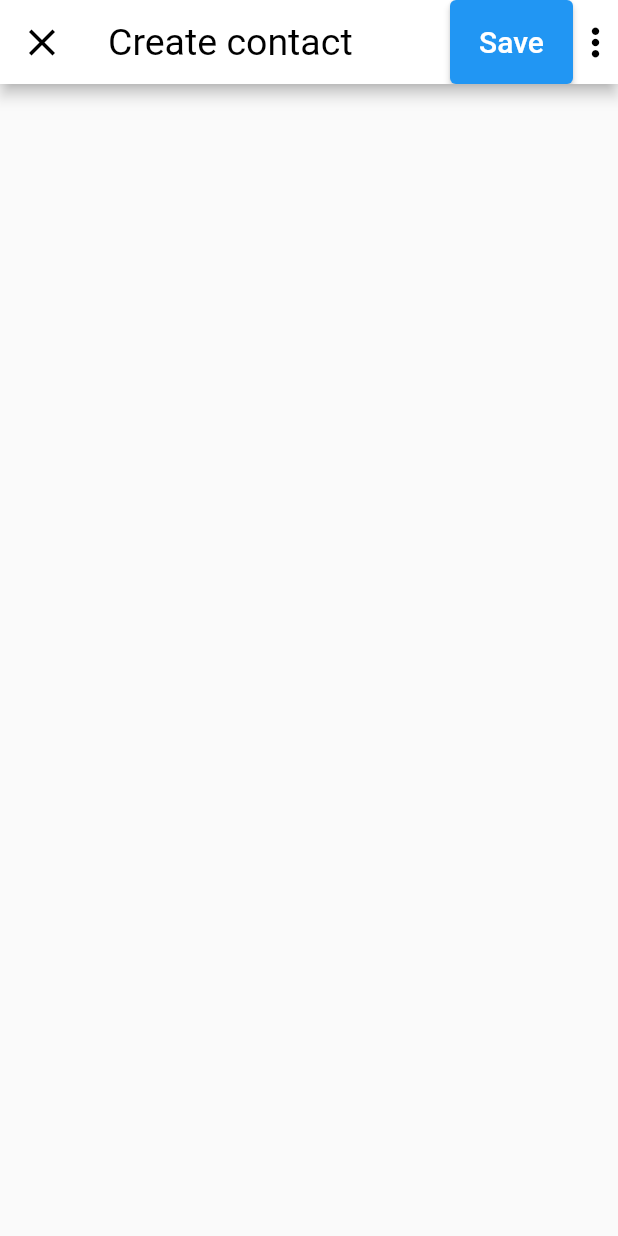
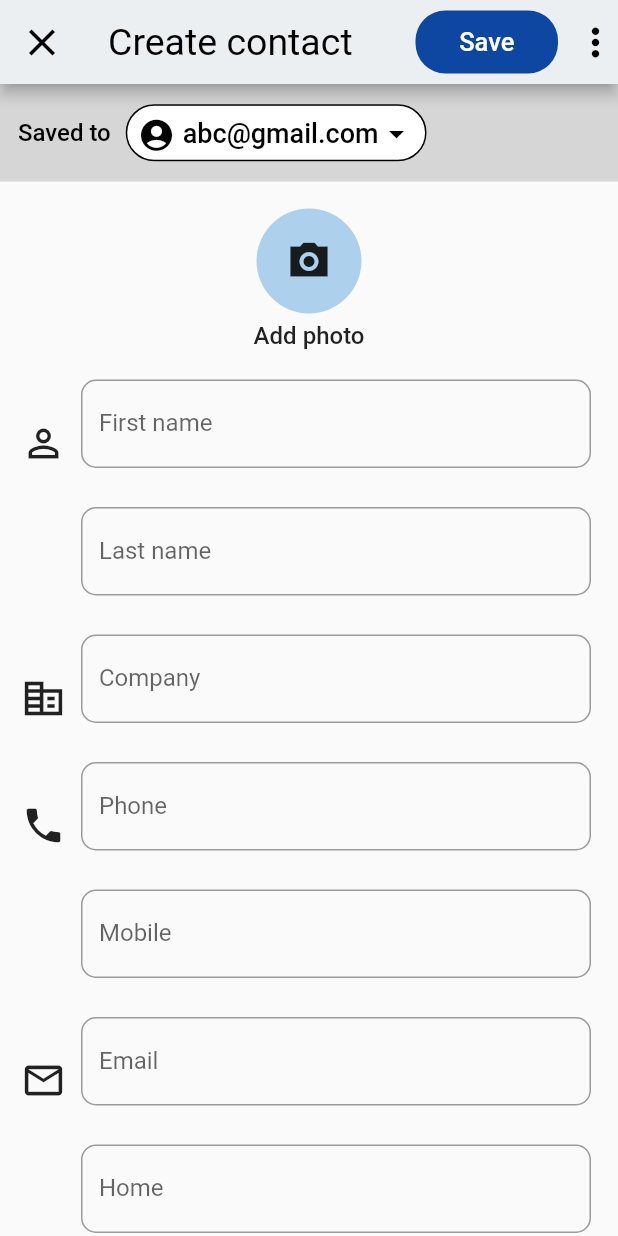
Before and after one commit to shivamgupta7837/gContactClone, a Flutter app: the screen it shows after launch, after a tap on the "add" icon, on a phone screen of 412 x 824 dp. Run offline on Flutter 3.47's test engine with Material 2 defaults, Android fonts, the phone set to English and light mode, and no system bars.

Commit message:
new update

```diff
--- a/lib/Widget/search_bar_widget.dart
+++ b/lib/Widget/search_bar_widget.dart
@@ -1,4 +1,5 @@
 import 'package:contacts/screens/search_contact.dart';
+import 'package:contacts/utils/select_unselect.dart';
 import 'package:flutter/material.dart';
 
 class SearchBarWidget extends StatefulWidget {
@@ -56,13 +57,13 @@ class _SearchBarWidgetState extends State<SearchBarWidget>
                 fontSize: 20,
                 fontWeight: FontWeight.w500)),
       ),
-      actions: const [
+      actions: [
         IconButton(
-            onPressed: null,
-            icon:
-                Icon(Icons.more_vert_rounded, color: Colors.black87, size: 30)),
-        IconButton(
-            onPressed: null,
+            onPressed: () {SelectUnselect();},
+            icon: const Icon(Icons.more_vert_rounded,
+                color: Colors.black87, size: 30)),
+        const IconButton(
+            onPressed:null,
             icon: Icon(Icons.account_circle, color: Colors.black87, size: 35))
       ],
     );
--- /dev/null
+++ b/lib/screens/add_contact.dart
@@ -0,0 +1,150 @@
+import 'package:contacts/utils/add_contact_detail.dart';
+import 'package:flutter/material.dart';
+
+class AddContact extends StatelessWidget {
+  const AddContact({Key? key}) : super(key: key);
+
+  @override
+  Widget build(BuildContext context) {
+    return Scaffold(
+      appBar: AppBar(
+        backgroundColor: Colors.blueGrey[50],
+        actions: [
+          Row(
+            children: [
+              Container(
+                width: 95,
+                height: 42,
+                child: TextButton(
+                    onPressed: () {},
+                    style: TextButton.styleFrom(
+                        backgroundColor: Colors.blue[900],
+                        shape: RoundedRectangleBorder(
+                          borderRadius: BorderRadius.circular(20),
+                        )),
+                    child: const Text(
+                      "Save",
+                      style: TextStyle(fontSize: 17, color: Colors.white),
+                    )),
+              )
+            ],
+          ),
+          const SizedBox(
+            width: 10,
+          ),
+          const Icon(
+            Icons.more_vert_rounded,
+            color: Colors.black,
+            size: 30,
+          ),
+        ],
+        leading: IconButton(
+          icon: const Icon(
+            Icons.close,
+            color: Colors.black,
+            size: 30,
+          ),
+          onPressed: () {
+            Navigator.pop(context);
+          },
+        ),
+        title: const Text(
+          "Create contact",
+          style: TextStyle(
+              color: Colors.black, fontSize: 25, fontWeight: FontWeight.w400),
+        ),
+      ),
+      body: SingleChildScrollView(
+        child: Column(
+          children: [
+            _buildSavedto(),
+            const SizedBox(
+              height: 18,
+            ),
+            CircleAvatar(
+              backgroundColor: Color.fromARGB(255, 173, 208, 236),
+              radius: 35,
+              child: Center(
+                  child: IconButton(
+                onPressed: () {},
+                icon: const Icon(
+                  Icons.camera_alt_sharp,
+                  color: Colors.black87,
+                  size: 30,
+                ),
+              )),
+            ),
+            const SizedBox(
+              height: 5,
+            ),
+            const Text(
+              "Add photo",
+              style: TextStyle(fontSize: 16, fontWeight: FontWeight.w500),
+            ),
+            SizedBox(
+              height: 20,
+            ),
+            AddContactDetail(icon: Icons.person_outline_outlined, detail: "First name",),
+            AddContactDetail(detail: "Last name",),
+            AddContactDetail(detail: "Company",icon: Icons.corporate_fare_outlined,),
+            AddContactDetail(detail: "Phone",icon: Icons.phone),
+            AddContactDetail(detail: "Mobile"),
+            AddContactDetail(detail: "Email",icon: Icons.email_outlined,),
+            AddContactDetail(detail: "Home"),
+            AddContactDetail(detail: "Significant date",icon: Icons.calendar_month),
+            AddContactDetail(detail: "Birthday"),
+
+
+          ],
+        ),
+      ),
+    );
+  }
+
+  Container _buildSavedto() {
+    return Container(
+      padding: const EdgeInsets.only(left: 12),
+      color: Colors.grey[350],
+      height: 65,
+      child: Row(
+        crossAxisAlignment: CrossAxisAlignment.center,
+        mainAxisAlignment: MainAxisAlignment.start,
+        children: [
+          const Text(
+            "Saved to",
+            style: TextStyle(
+                fontSize: 16, color: Colors.black, fontWeight: FontWeight.w500),
+          ),
+          const SizedBox(width: 10),
+          SizedBox(
+            height: 38,
+            child: TextButton(
+                onPressed: () {},
+                style: TextButton.styleFrom(
+                    side: const BorderSide(
+                        color: Colors.black, style: BorderStyle.solid),
+                    backgroundColor: Colors.white,
+                    shape: RoundedRectangleBorder(
+                      borderRadius: BorderRadius.circular(20),
+                    )),
+                child: Row(
+                  children: const [
+                    Icon(
+                      Icons.account_circle,
+                      color: Colors.black,
+                      size: 25,
+                    ),
+                    SizedBox(width: 5),
+                    Text(
+                      "abc@gmail.com",
+                      style: TextStyle(fontSize: 18, color: Colors.black),
+                    ),
+                    Icon(Icons.arrow_drop_down, color: Colors.black)
+                  ],
+                )),
+          )
+        ],
+      ),
+    );
+  }
+}
--- a/lib/screens/home_page.dart
+++ b/lib/screens/home_page.dart
@@ -1,6 +1,6 @@
 import 'package:contacts/Widget/phone_numbers.dart';
 import 'package:contacts/Widget/search_bar_widget.dart';
-import 'package:contacts/utils/add_contact.dart';
+import 'package:contacts/screens/add_contact.dart';
 import 'package:flutter/material.dart';
 
 class HomePage extends StatefulWidget {
--- a/lib/utils/add_contact.dart
+++ /dev/null
@@ -1,35 +0,0 @@
-import 'package:flutter/material.dart';
-
-class AddContact extends StatelessWidget {
-  const AddContact({Key? key}) : super(key: key);
-
-  @override
-  Widget build(BuildContext context) {
-    return Scaffold(
-      appBar: AppBar(
-        backgroundColor: Colors.white,
-        actions: [
-          ElevatedButton(onPressed: (){}, child: Container(
-            // margin: EdgeInsets.all(8),
-            width: 50,
-            child: Center(child: Text("Save",style: TextStyle(fontSize: 20),)),
-            decoration: BoxDecoration(
-              borderRadius: BorderRadius.circular(10)
-             ),
-            )),
-         const Icon(
-            Icons.more_vert_rounded,
-            color: Colors.black,
-            size: 30,
-          ),
-        ],
-        leading: const Icon(
-          Icons.close,
-          color: Colors.black,
-          size: 30,
-        ),
-        title: Text("Create contact",style: TextStyle(color: Colors.black,fontSize: 25,fontWeight: FontWeight.w400),),
-      ),
-    );
-  }
-}
--- /dev/null
+++ b/lib/utils/add_contact_detail.dart
@@ -0,0 +1,37 @@
+import 'package:flutter/material.dart';
+
+class AddContactDetail extends StatelessWidget {
+  IconData? icon;
+  String? detail;
+  AddContactDetail({this.icon,this.detail}) ;
+
+  @override
+  Widget build(BuildContext context) {
+    return  Column(
+              children: [
+                Row(
+                  mainAxisAlignment: MainAxisAlignment.start,
+                  children: [
+                    Padding(
+                      padding: const EdgeInsets.only(left:14.0),
+                      child: Icon( icon,size: 30),
+                    ),
+                    SizedBox(width: 10,),
+                    Container(
+                      height: 85,
+                      width: 340,
+                      child: TextField(
+                        decoration: InputDecoration(
+                            labelText: detail,
+                            border: OutlineInputBorder(
+                             borderSide: BorderSide(color: Colors.black,style: BorderStyle.solid),
+                              borderRadius: BorderRadius.circular(10),
+                            )),
+                      ),
+                    ),
+                  ],
+                ),
+              ],
+            );
+  }
+}
--- /dev/null
+++ b/lib/utils/select_unselect.dart
@@ -0,0 +1,21 @@
+import 'package:flutter/material.dart';
+
+class SelectUnselect extends StatelessWidget {
+  const SelectUnselect({Key? key}) : super(key: key);
+
+  @override
+  Widget build(BuildContext context) {
+    return Stack(children: [
+      Container(
+        height: 200,
+        width: 200,
+        color: Colors.black,
+        child: Column(
+          children: [
+            Text("data")
+          ],
+        )
+      ),],
+    );
+  }
+}
```
